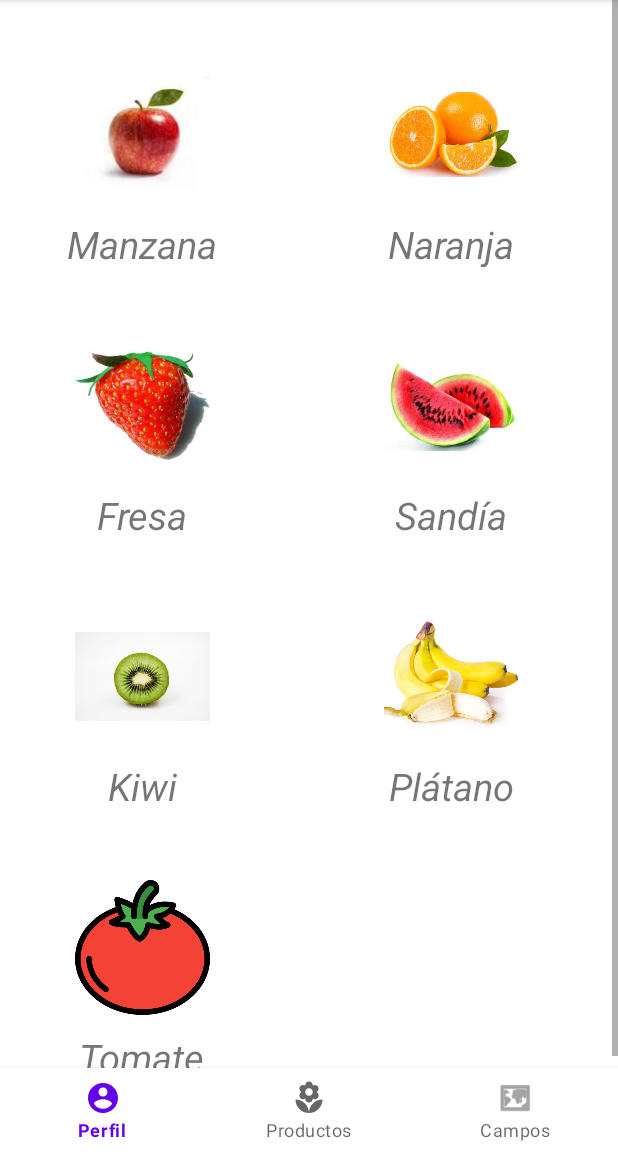
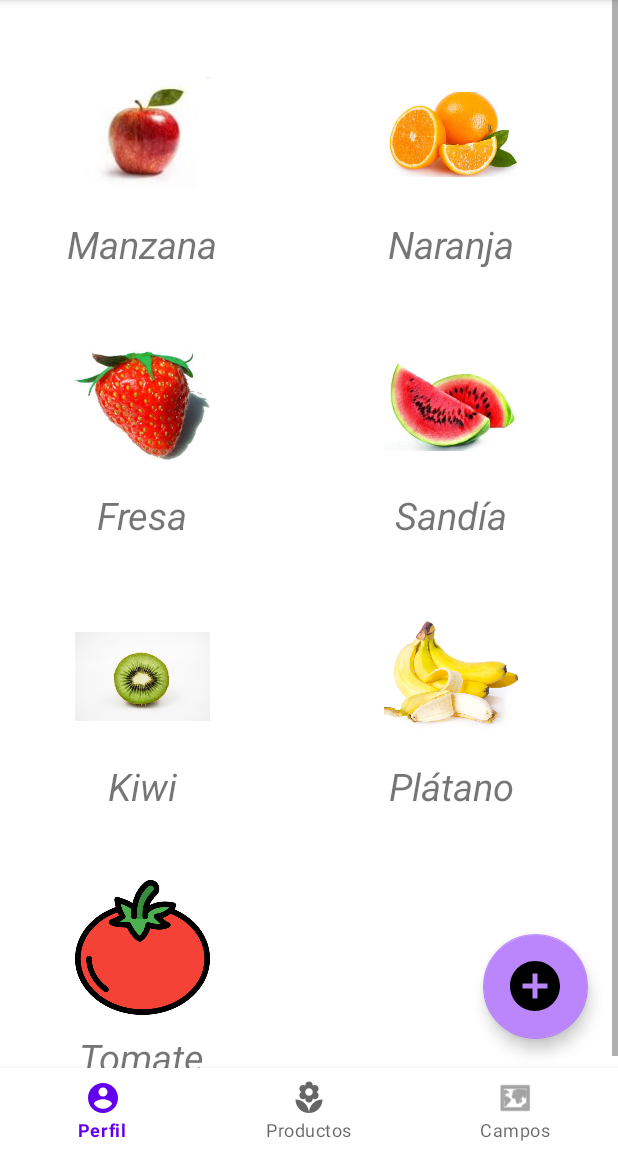
Before and after one commit to juanma1501/AgricultON, an Android app: the fragment cultivos placed in its activity, on a phone screen of 412 x 824 dp, the part 84-1236 px from its top. Run offline under Robolectric (Android 15) with nearby library versions, the phone set to English and light mode, and no system bars.

Commit message:
Implementación de la ventana PopUp para añadir cultivos

```diff
--- a/app/build.gradle
+++ b/app/build.gradle
@@ -50,7 +50,8 @@ dependencies {
     implementation 'de.hdodenhof:circleimageview:3.1.0'
     implementation 'androidx.gridlayout:gridlayout:1.0.0'
     implementation 'com.google.android.gms:play-services-maps:17.0.0'
-    compile 'com.github.lecho:hellocharts-library:1.5.8@aar'
+    implementation 'com.github.toanvc:floatingactionmenu:0.8.9'
+    implementation 'com.github.lecho:hellocharts-library:1.5.8@aar'
 
     testImplementation 'junit:junit:4.+'
     androidTestImplementation 'androidx.test.ext:junit:1.1.2'
--- a/app/src/main/java/com/example/Presentacion/cultivos.java
+++ b/app/src/main/java/com/example/Presentacion/cultivos.java
@@ -1,6 +1,8 @@
 package com.example.Presentacion;
 
+import android.app.AlertDialog;
 import android.content.Intent;
+import android.graphics.drawable.Icon;
 import android.os.Bundle;
 
 import androidx.fragment.app.Fragment;
@@ -10,9 +12,13 @@ import android.view.View;
 import android.view.ViewGroup;
 import android.widget.AdapterView;
 import android.widget.BaseAdapter;
+import android.widget.Button;
+import android.widget.EditText;
 import android.widget.GridView;
 import android.widget.ImageView;
 import android.widget.TextView;
+
+import com.google.android.material.floatingactionbutton.FloatingActionButton;
 
 import java.util.ArrayList;
 
@@ -27,6 +33,11 @@ public class cultivos extends Fragment {
     ArrayList<String> nombreProductos = new ArrayList<String>() {{add("Manzana"); add("Naranja"); add("Fresa"); add("Sandía"); add("Kiwi"); add("Plátano"); add("Tomate");}};
     ArrayList<Integer> imagenesProductos = new ArrayList<Integer>() {{add(R.drawable.apple); add(R.drawable.oranges); add(R.drawable.strawberry); add(R.drawable.watermelon); add(R.drawable.kiwi); add(R.drawable.banana); add(R.drawable.tomate);}};
     ArrayList<String> descripciones = new ArrayList<String>();
+    private FloatingActionButton btnAnadir;
+    private AlertDialog.Builder dialogBuilder;
+    private AlertDialog dialog;
+    private EditText new_nombre, new_descripcion;
+    private Button guardarNew, CancelarNew;
 
     // TODO: Rename parameter arguments, choose names that match
     // the fragment initialization parameters, e.g. ARG_ITEM_NUMBER
@@ -89,11 +100,48 @@ public class cultivos extends Fragment {
                 startActivity(intent);
             }
         });
+
+        btnAnadir.setOnClickListener(new View.OnClickListener() {
+            @Override
+            public void onClick(View v) {
+                createNewCultivoDialog();
+            }
+        });
         return view;
     }
 
     private void initViews(View view) {
         gridView = view.findViewById(R.id.gridview);
+        btnAnadir = view.findViewById(R.id.btnAnadir);
+    }
+
+    public void createNewCultivoDialog(){
+        dialogBuilder = new AlertDialog.Builder(this.getActivity());
+        final View newCultivoPopupView = getLayoutInflater().inflate(R.layout.new_cultivo_popup, null);
+
+        new_nombre = newCultivoPopupView.findViewById(R.id.newNombre);
+        new_descripcion = newCultivoPopupView.findViewById(R.id.newDescripcion);
+        guardarNew = newCultivoPopupView.findViewById(R.id.btnGuardarNew);
+        CancelarNew = newCultivoPopupView.findViewById(R.id.btnCancelarNew);
+
+        dialogBuilder.setView(newCultivoPopupView);
+        dialog = dialogBuilder.create();
+        dialog.show();
+
+        guardarNew.setOnClickListener(new View.OnClickListener() {
+
+            @Override
+            public void onClick(View v) {
+                //Define save button
+            }
+        });
+
+        CancelarNew.setOnClickListener(new View.OnClickListener() {
+            @Override
+            public void onClick(View v) {
+                dialog.dismiss();
+            }
+        });
     }
 
     private class CustomAdapter extends BaseAdapter {
@@ -118,6 +166,7 @@ public class cultivos extends Fragment {
 
             TextView name = view1.findViewById(R.id.productos);
             ImageView image = view1.findViewById(R.id.fotoproductos);
+            btnAnadir = view1.findViewById(R.id.btnAnadir);
 
             name.setText(nombreProductos.get(i));
             image.setImageResource(imagenesProductos.get(i));
--- /dev/null
+++ b/app/src/main/res/drawable/ic_baseline_add_circle_24.xml
@@ -0,0 +1,5 @@
+<vector android:height="24dp" android:tint="#FFFFFF"
+    android:viewportHeight="24" android:viewportWidth="24"
+    android:width="24dp" xmlns:android="http://schemas.android.com/apk/res/android">
+    <path android:fillColor="@android:color/white" android:pathData="M12,2C6.48,2 2,6.48 2,12s4.48,10 10,10 10,-4.48 10,-10S17.52,2 12,2zM17,13h-4v4h-2v-4L7,13v-2h4L11,7h2v4h4v2z"/>
+</vector>
--- a/app/src/main/res/layout/activity_pagina_principal.xml
+++ b/app/src/main/res/layout/activity_pagina_principal.xml
@@ -20,8 +20,6 @@
         android:layout_width="match_parent"
         android:layout_height="match_parent"
         tools:layout_editor_absoluteX="113dp"
-        tools:layout_editor_absoluteY="153dp">
-
-    </FrameLayout>
+        tools:layout_editor_absoluteY="153dp"/>
 
 </androidx.constraintlayout.widget.ConstraintLayout>
--- a/app/src/main/res/layout/fragment_cultivos.xml
+++ b/app/src/main/res/layout/fragment_cultivos.xml
@@ -1,9 +1,11 @@
 <?xml version="1.0" encoding="utf-8"?>
-<RelativeLayout xmlns:android="http://schemas.android.com/apk/res/android"
+<androidx.coordinatorlayout.widget.CoordinatorLayout xmlns:android="http://schemas.android.com/apk/res/android"
     xmlns:app="http://schemas.android.com/apk/res-auto"
     xmlns:tools="http://schemas.android.com/tools"
     android:layout_width="match_parent"
     android:layout_height="match_parent"
+    android:backgroundTint="#BD2D2D"
+    android:foregroundTint="#FFFFFF"
     tools:context=".cultivos">
 
     <GridView
@@ -15,7 +17,23 @@
         android:horizontalSpacing="1dp"
         android:numColumns="2"
         android:verticalSpacing="1dp"
-        android:visibility="visible"
-        tools:visibility="visible"></GridView>
+        tools:visibility="visible">
 
-</RelativeLayout>
+    </GridView>
+
+    <com.google.android.material.floatingactionbutton.FloatingActionButton
+        android:id="@+id/btnAnadir"
+        android:layout_width="72dp"
+        android:layout_height="70dp"
+        android:layout_gravity="bottom|end"
+        android:layout_marginEnd="20dp"
+        android:layout_marginBottom="75dp"
+        android:soundEffectsEnabled="true"
+        android:tint="#DA1F1F"
+        app:backgroundTint="@color/purple_200"
+        app:fabCustomSize="70dp"
+        app:fabSize="auto"
+        app:maxImageSize="40dp"
+        app:srcCompat="@drawable/ic_baseline_add_circle_24"></com.google.android.material.floatingactionbutton.FloatingActionButton>
+
+</androidx.coordinatorlayout.widget.CoordinatorLayout>
--- a/app/src/main/res/values/strings.xml
+++ b/app/src/main/res/values/strings.xml
@@ -110,4 +110,8 @@
     </string>
     <string name="action_settings">Settings</string>
     <string name="productos">Productos</string>
+    <string name="newNombreCultivo">Nombre del cultivo</string>
+    <string name="newDescripcion">Descripción del cultivo...</string>
+    <string name="guardar">Guardar</string>
+    <string name="cancelar">Cancelar</string>
 </resources>
```
Also changed, not shown: app/src/main/res/layout/new_cultivo_popup.xml (added, +84 -0 lines), app/src/main/res/drawable/plus.png (added).
